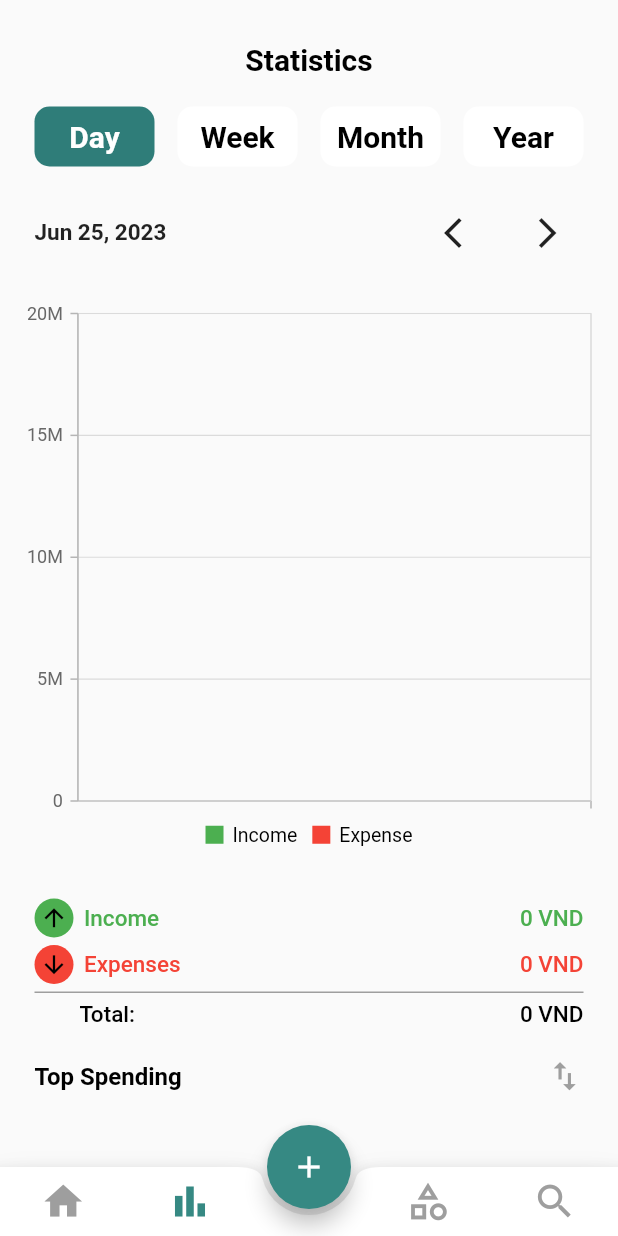
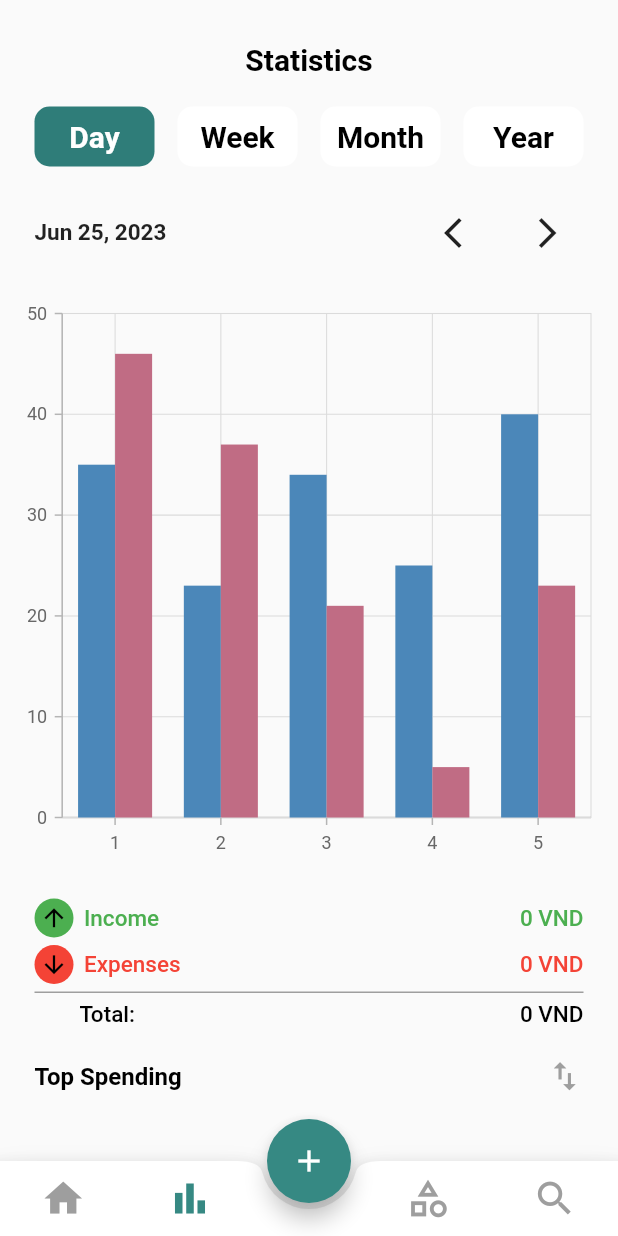
Before and after one commit to ImGhostCode/Personal-Expense-Management-App, a Flutter app: the screen it shows after launch, item 2 of the bottom bar chosen, on a phone screen of 412 x 824 dp. Run offline on Flutter 3.47's test engine with Material 2 defaults, Android fonts, the phone set to English and light mode, and no system bars; our stand-ins replace hive, hive_flutter, syncfusion_flutter_charts; accounts and stored records are empty.

Commit message:
replace spline chart to column chart and group category

```diff
--- a/lib/presentation/screens/home.dart
+++ b/lib/presentation/screens/home.dart
@@ -184,7 +184,7 @@ Stack _head() {
           padding: const EdgeInsets.only(top: 100),
           child: Container(
             height: 180,
-            width: 330,
+            width: 360,
             decoration: BoxDecoration(
               boxShadow: const [
                 BoxShadow(
--- a/lib/presentation/screens/statistic.dart
+++ b/lib/presentation/screens/statistic.dart
@@ -1,4 +1,5 @@
-import 'package:expanse_management/presentation/widgets/spline_chart.dart';
+import 'package:expanse_management/presentation/widgets/column_chart.dart';
+// import 'package:expanse_management/presentation/widgets/spline_chart.dart';
 import 'package:expanse_management/data/utilty.dart';
 import 'package:expanse_management/domain/models/transaction_model.dart';
 import 'package:flutter/material.dart';
@@ -214,13 +215,15 @@ class _StatisticsState extends State<Statistics> {
             const SizedBox(
               height: 20,
             ),
-            SplineChart(
-              transactions: currListTransaction,
-              currIndex: indexColor,
-            ),
+            // SplineChart(
+            //   transactions: currListTransaction,
+            //   currIndex: indexColor,
+            // ),
+            const ColumnChart(),
             const SizedBox(
               height: 20,
             ),
+
             Padding(
               padding: const EdgeInsets.symmetric(horizontal: 15),
               child: Column(
--- a/lib/presentation/widgets/bottom_navbar.dart
+++ b/lib/presentation/widgets/bottom_navbar.dart
@@ -41,7 +41,7 @@ class _BottomState extends State<Bottom> {
       bottomNavigationBar: BottomAppBar(
         shape: const CircularNotchedRectangle(),
         child: Padding(
-          padding: const EdgeInsets.only(top: 8, bottom: 8),
+          padding: const EdgeInsets.only(top: 10, bottom: 10),
           child:
               Row(mainAxisAlignment: MainAxisAlignment.spaceAround, children: [
             GestureDetector(
--- /dev/null
+++ b/lib/presentation/widgets/column_chart.dart
@@ -0,0 +1,44 @@
+import 'package:flutter/material.dart';
+import 'package:syncfusion_flutter_charts/charts.dart';
+
+class ColumnChart extends StatefulWidget {
+  const ColumnChart({super.key});
+
+  @override
+  State<ColumnChart> createState() => _ColumnChartState();
+}
+
+class _ColumnChartState extends State<ColumnChart> {
+  @override
+  Widget build(BuildContext context) {
+    final List<ChartData> chartData = [
+      ChartData(1, 35, 46),
+      ChartData(2, 23, 37),
+      ChartData(3, 34, 21),
+      ChartData(4, 25, 5),
+      ChartData(5, 40, 23)
+    ];
+    return SizedBox(
+      width: double.infinity,
+      height: 380,
+      child: SfCartesianChart(series: <ChartSeries<ChartData, int>>[
+        // Renders column chart
+        ColumnSeries<ChartData, int>(
+            dataSource: chartData,
+            xValueMapper: (ChartData data, _) => data.x,
+            yValueMapper: (ChartData data, _) => data.y),
+        ColumnSeries<ChartData, int>(
+            dataSource: chartData,
+            xValueMapper: (ChartData data, _) => data.x,
+            yValueMapper: (ChartData data, _) => data.y1),
+      ]),
+    );
+  }
+}
+
+class ChartData {
+  ChartData(this.x, this.y, this.y1);
+  final int x;
+  final double y;
+  final double y1;
+}
```
Also changed, not shown: lib/presentation/screens/category_screen.dart (+65 -10 lines).
